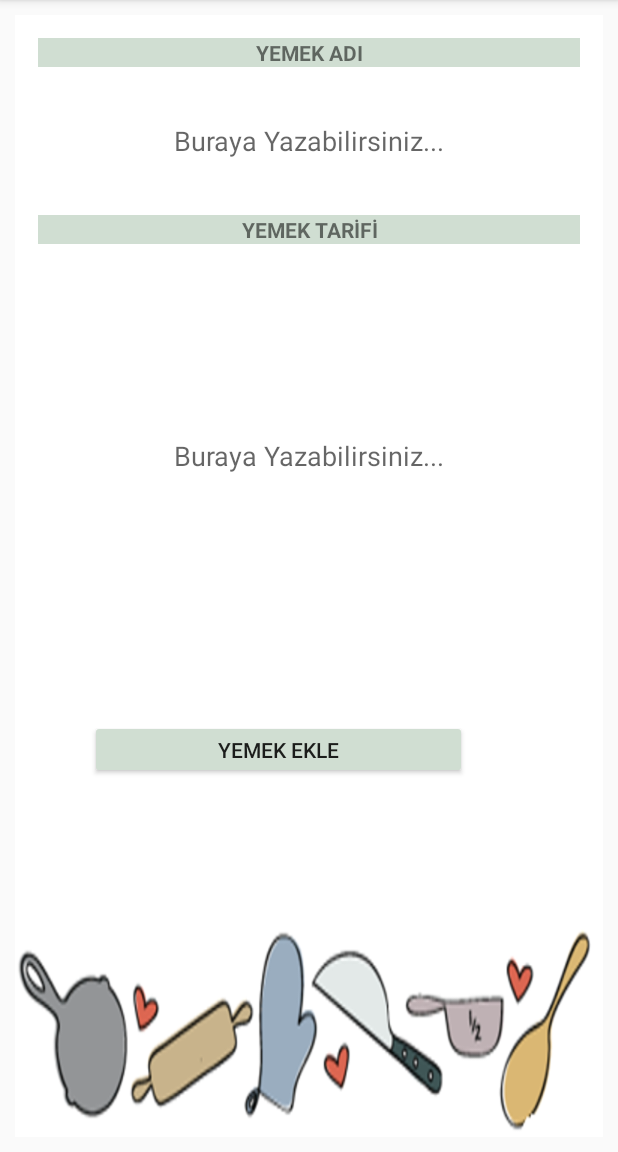
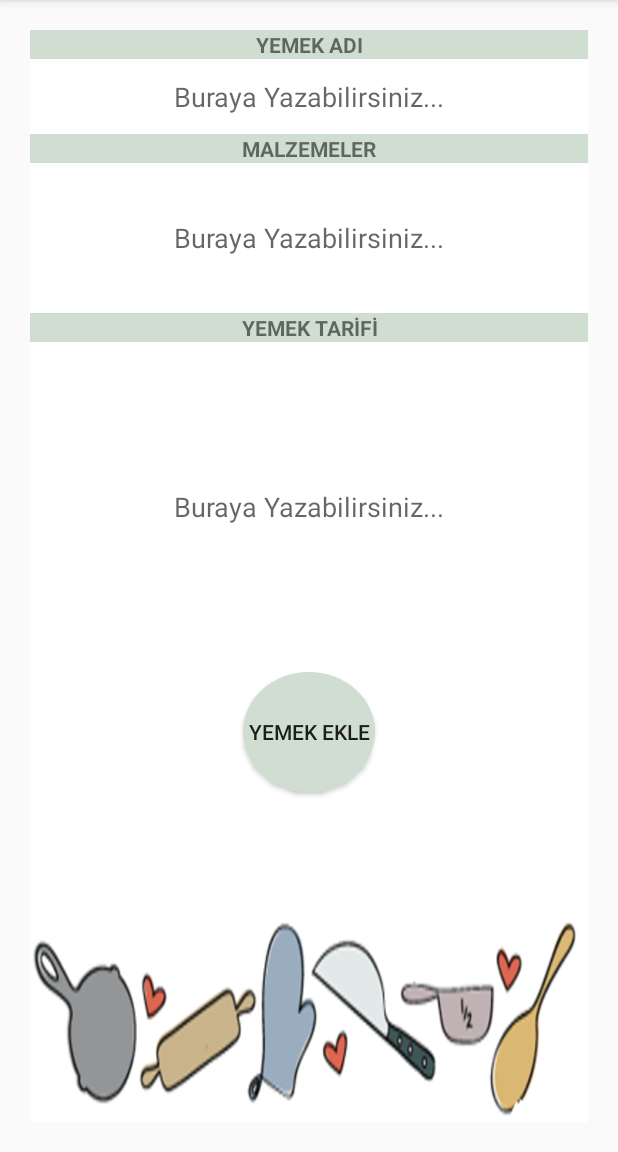
Before and after one commit to turkmenoglubugra/diningNotebook, an Android app: the yeniYemekActivity screen opened directly, with no data from a screen before it, on a phone screen of 412 x 824 dp, the part 84-1236 px from its top. Run offline under Robolectric (Android 15) with nearby library versions, the phone set to English and light mode, and no system bars.

Commit message:
-malzemeler alanı eklendi

```diff
--- a/app/src/main/AndroidManifest.xml
+++ b/app/src/main/AndroidManifest.xml
@@ -9,7 +9,6 @@
         android:roundIcon="@mipmap/icon"
         android:supportsRtl="true"
         android:theme="@style/AppTheme">
-        android:screenOrientation="portrait"
         <activity android:name=".mainpage">
             <intent-filter>
                 <action android:name="android.intent.action.MAIN" />
--- a/app/src/main/java/com/example/yemekdefteri/yemekSilPage.java
+++ b/app/src/main/java/com/example/yemekdefteri/yemekSilPage.java
@@ -62,7 +62,7 @@ public class yemekSilPage  extends AppCompatActivity {
         for (String ws : list) {
             String[] itemBol = ws.split(" - ");
             ids.add(Integer.valueOf(itemBol[0].toString()));
-            listTable.add(itemBol[1].toString()+" - "+itemBol[2].toString());
+            listTable.add(itemBol[1].toString());
         }
         ArrayAdapter<String> adapter = new ArrayAdapter<>(yemekSilPage.this, android.R.layout.simple_list_item_1,android.R.id.text1,listTable);
         veriListele.setAdapter(adapter);
--- a/app/src/main/java/com/example/yemekdefteri/yeniYemekActivity.java
+++ b/app/src/main/java/com/example/yemekdefteri/yeniYemekActivity.java
@@ -9,7 +9,7 @@ import android.widget.Toast;
 import androidx.appcompat.app.AppCompatActivity;
 
 public class yeniYemekActivity  extends AppCompatActivity {
-    private EditText yemekAdi, yemekTarifi = null;
+    private EditText yemekAdi, yemekTarifi, malzemeler = null;
     private Button btnKaydet = null;
 
     @Override
@@ -19,6 +19,7 @@ public class yeniYemekActivity  extends AppCompatActivity {
 
         yemekAdi = (EditText) findViewById(R.id.yemekAdiText);
         yemekTarifi = (EditText) findViewById(R.id.yemekTarifiText);
+        malzemeler = (EditText) findViewById(R.id.malzemelerText);
         btnKaydet = (Button) findViewById(R.id.btnYeniYemekEkle);
 
         btnKaydet.setOnClickListener(new View.OnClickListener() {
@@ -26,13 +27,15 @@ public class yeniYemekActivity  extends AppCompatActivity {
             public void onClick(View v) {
                 try{
                     String adi = yemekAdi.getText().toString().trim();
+                    String malzeme = malzemeler.getText().toString().trim();
                     String tarif = yemekTarifi.getText().toString().trim();
-                    if(adi.equals("") || tarif.equals("")) {
-                        Toast.makeText(getApplicationContext(),"YEMEK ADI VE YEMEK TARİFİ ALANLARI DOLDURULMALIDIR!", Toast.LENGTH_SHORT).show();
+                    if(adi.equals("") || tarif.equals("") || malzeme.equals("") ) {
+                        Toast.makeText(getApplicationContext(),"YEMEK ADI, MALZEMELER VE YEMEK TARİFİ ALANLARI DOLDURULMALIDIR!", Toast.LENGTH_SHORT).show();
                     } else {
                         Database vt = new Database(yeniYemekActivity.this);
-                        vt.VeriEkle(adi,tarif);
+                        vt.VeriEkle(adi, malzeme, tarif);
                         yemekAdi.setText("");
+                        malzemeler.setText("");
                         yemekTarifi.setText("");
                         Toast.makeText(getApplicationContext(),"BAŞARIYLA KAYIT OLUŞTURULDU!", Toast.LENGTH_SHORT).show();
                     }
--- a/app/src/main/res/layout/yeni_yemek_page.xml
+++ b/app/src/main/res/layout/yeni_yemek_page.xml
@@ -4,7 +4,7 @@
     xmlns:tools="http://schemas.android.com/tools"
     android:layout_width="fill_parent"
     android:layout_height="fill_parent"
-    android:layout_margin="10dp"
+    android:layout_margin="20dp"
     android:background="@drawable/yeniyemekpage"
     android:orientation="vertical"
     android:gravity="top"
@@ -15,7 +15,6 @@
         android:id="@+id/yemekAdiTextView"
         android:layout_width="match_parent"
         android:layout_height="wrap_content"
-        android:layout_margin="15dp"
         android:background="#D0DED2"
         android:text="YEMEK ADI"
         android:textAlignment="center"
@@ -25,28 +24,50 @@
 
     <EditText
         android:id="@+id/yemekAdiText"
+        android:layout_width="match_parent"
+        android:layout_height="50dp"
+        android:background="@drawable/textview_border"
+        android:ellipsize="end"
+        android:ems="10"
+        android:hint="Buraya Yazabilirsiniz..."
+        android:inputType="textMultiLine"
+        android:maxLines="1"
         android:scrollHorizontally="false"
-        android:layout_width="match_parent"
-        android:layout_height="37dp"
         android:singleLine="true"
-        android:ellipsize="end"
-        android:maxLines="1"
-        android:layout_margin="15dp"
-        android:background="@drawable/textview_border"
-        android:ems="10"
-        android:inputType="textMultiLine"
         android:text=""
-        android:hint="Buraya Yazabilirsiniz..."
         android:textAlignment="center"
         tools:ignore="MissingConstraints"
         tools:layout_editor_absoluteX="17dp"
         tools:layout_editor_absoluteY="16dp" />
 
     <TextView
+        android:id="@+id/malzemelerTextView"
+        android:layout_width="match_parent"
+        android:layout_height="wrap_content"
+        android:background="#D0DED2"
+        android:text="MALZEMELER"
+        android:textAlignment="center"
+        android:textStyle="bold"
+        tools:layout_editor_absoluteX="15dp"
+        tools:layout_editor_absoluteY="231dp" />
+
+    <EditText
+        android:id="@+id/malzemelerText"
+        android:layout_width="match_parent"
+        android:layout_height="100dp"
+        android:background="@drawable/textview_border"
+        android:hint="Buraya Yazabilirsiniz..."
+        android:inputType="textMultiLine"
+        android:scrollHorizontally="false"
+        android:text=""
+        android:textAlignment="center"
+        tools:layout_editor_absoluteX="15dp"
+        tools:layout_editor_absoluteY="170dp" />
+
+    <TextView
         android:id="@+id/match_parent"
         android:layout_width="match_parent"
         android:layout_height="wrap_content"
-        android:layout_margin="15dp"
         android:background="#D0DED2"
         android:text="YEMEK TARİFİ"
         android:textAlignment="center"
@@ -57,8 +78,7 @@
     <EditText
         android:id="@+id/yemekTarifiText"
         android:layout_width="match_parent"
-        android:layout_height="221dp"
-        android:layout_margin="15dp"
+        android:layout_height="220dp"
         android:background="@drawable/textview_border"
         android:hint="Buraya Yazabilirsiniz..."
         android:inputType="textMultiLine"
@@ -70,11 +90,12 @@
 
     <Button
         android:id="@+id/btnYeniYemekEkle"
-        android:layout_width="251dp"
-        android:layout_height="39dp"
-        android:layout_margin="50dp"
+        android:layout_width="wrap_content"
+        android:layout_height="80dp"
+        android:background="@drawable/round"
         android:backgroundTint="#D0DED2"
         android:text="YEMEK EKLE"
+        android:layout_gravity="center_horizontal"
         tools:layout_editor_absoluteX="16dp"
         tools:layout_editor_absoluteY="505dp" />
 </LinearLayout>
```
Also changed, not shown: app/src/main/java/com/example/yemekdefteri/Database.java (+10 -4 lines), app/src/main/java/com/example/yemekdefteri/guncelle.java (+9 -5 lines), app/src/main/java/com/example/yemekdefteri/yemekDuzenlePage.java (+5 -4 lines), app/src/main/java/com/example/yemekdefteri/yemekInceleActivity.java (+5 -2 lines), app/src/main/java/com/example/yemekdefteri/yemekListePage.java (+6 -8 lines), app/src/main/res/layout/yemek_guncelle.xml (+30 -10 lines), app/src/main/res/layout/yemek_incele.xml (+24 -1 lines).
